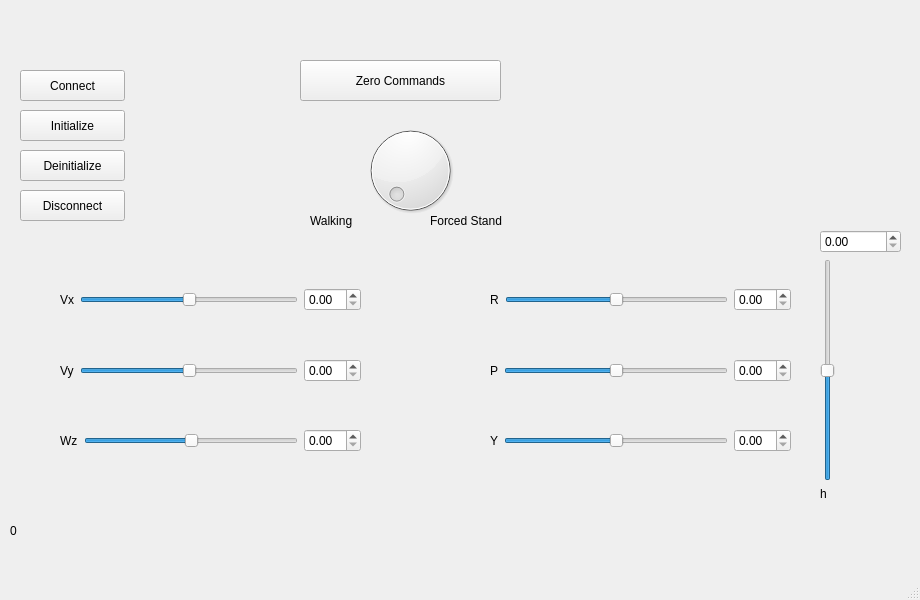
Before: the Qt Designer form qt/configuration_window/mainwindow.ui in Adorno-Lab/sas_robot_driver_unitree_b1, drawn with Qt 5.
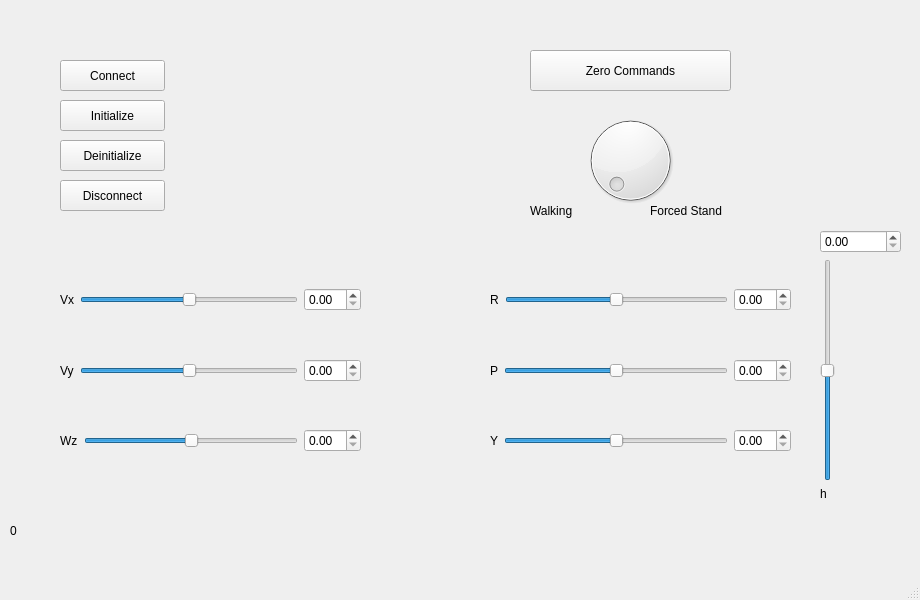
After: the same form once the commit is applied.

Commit message: Updated the QT application to disable the four buttons related to the 4 basic methods connect, init, deinit, and disconnect, accordingly

```diff
--- a/qt/configuration_window/mainwindow.ui
+++ b/qt/configuration_window/mainwindow.ui
@@ -17,8 +17,8 @@
    <widget class="QPushButton" name="pushButton_connect_">
     <property name="geometry">
      <rect>
-      <x>20</x>
-      <y>70</y>
+      <x>60</x>
+      <y>60</y>
       <width>105</width>
       <height>31</height>
      </rect>
@@ -30,8 +30,8 @@
    <widget class="QPushButton" name="pushButton_initialize_">
     <property name="geometry">
      <rect>
-      <x>20</x>
-      <y>110</y>
+      <x>60</x>
+      <y>100</y>
       <width>105</width>
       <height>31</height>
      </rect>
@@ -43,8 +43,8 @@
    <widget class="QPushButton" name="pushButton_deinitialize_">
     <property name="geometry">
      <rect>
-      <x>20</x>
-      <y>150</y>
+      <x>60</x>
+      <y>140</y>
       <width>105</width>
       <height>31</height>
      </rect>
@@ -56,8 +56,8 @@
    <widget class="QPushButton" name="pushButton_disconnect_">
     <property name="geometry">
      <rect>
-      <x>20</x>
-      <y>190</y>
+      <x>60</x>
+      <y>180</y>
       <width>105</width>
       <height>31</height>
      </rect>
@@ -69,8 +69,8 @@
    <widget class="QDial" name="dial_change_operation_high_level_mode_">
     <property name="geometry">
      <rect>
-      <x>360</x>
-      <y>110</y>
+      <x>580</x>
+      <y>100</y>
       <width>101</width>
       <height>121</height>
      </rect>
@@ -82,8 +82,8 @@
    <widget class="QLabel" name="label">
     <property name="geometry">
      <rect>
-      <x>310</x>
-      <y>210</y>
+      <x>530</x>
+      <y>200</y>
       <width>79</width>
       <height>22</height>
      </rect>
@@ -95,8 +95,8 @@
    <widget class="QLabel" name="label_2">
     <property name="geometry">
      <rect>
-      <x>430</x>
-      <y>210</y>
+      <x>650</x>
+      <y>200</y>
       <width>111</width>
       <height>22</height>
      </rect>
@@ -318,8 +318,8 @@
    <widget class="QPushButton" name="pushButton_zero_commands_">
     <property name="geometry">
      <rect>
-      <x>300</x>
-      <y>60</y>
+      <x>530</x>
+      <y>50</y>
       <width>201</width>
       <height>41</height>
      </rect>
```
The commit also changes 2 other files.
